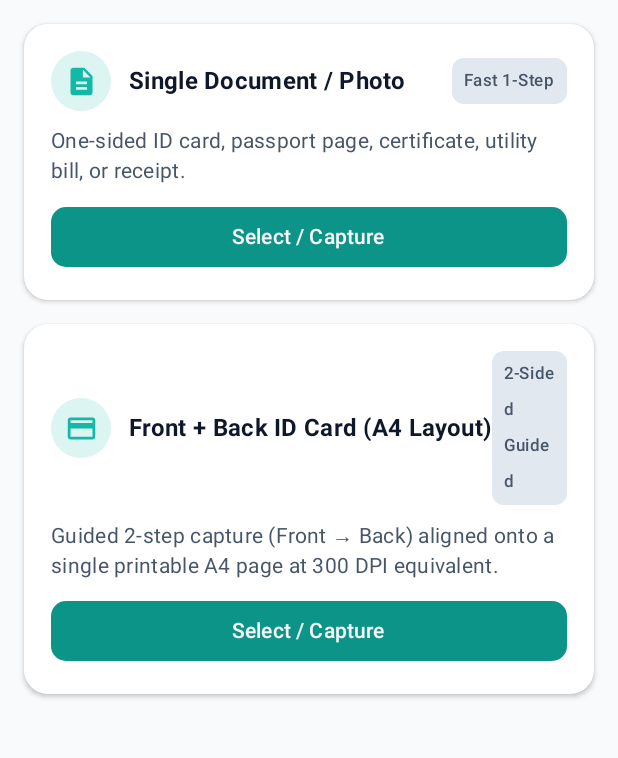
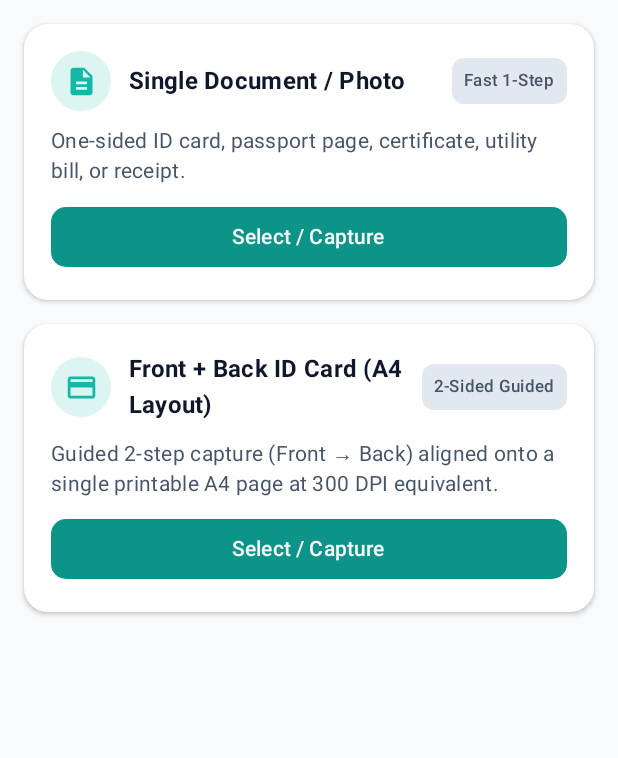
Before and after one commit to chsaad-dev/SafeID, an Android app built with Jetpack Compose: the ExportShareScreen screen opened through its navigation route, after a tap on "Done / New Document", on a phone screen of 412 x 824 dp, the part 204-962 px from its top. Run offline under Robolectric (Android 15) with nearby library versions, the phone set to English and light mode, and no system bars; our stand-ins replace AdMob; 1 statement that could not run was skipped; 2 other taps on this screen came first.

Commit message:
fix(device): improve stream decoding resilience, layout scaling, and badge alignment

```diff
--- a/app/src/main/java/com/saaddev/safeid/ui/screens/ExportShareScreen.kt
+++ b/app/src/main/java/com/saaddev/safeid/ui/screens/ExportShareScreen.kt
@@ -70,6 +70,7 @@ import androidx.compose.ui.graphics.asImageBitmap
 import androidx.compose.ui.layout.ContentScale
 import androidx.compose.ui.platform.LocalContext
 import androidx.compose.ui.text.font.FontWeight
+import androidx.compose.ui.text.style.TextOverflow
 import androidx.compose.ui.unit.dp
 import androidx.compose.ui.unit.sp
 import com.saaddev.safeid.ads.InterstitialAdManager
@@ -247,7 +248,10 @@ fun ExportShareScreen(
                         horizontalArrangement = Arrangement.SpaceBetween,
                         verticalAlignment = Alignment.CenterVertically
                     ) {
-                        Row(verticalAlignment = Alignment.CenterVertically) {
+                        Row(
+                            modifier = Modifier.weight(1f),
+                            verticalAlignment = Alignment.CenterVertically
+                        ) {
                             Box(
                                 modifier = Modifier
                                     .size(38.dp)
@@ -263,20 +267,25 @@ fun ExportShareScreen(
                                 )
                             }
                             Spacer(modifier = Modifier.width(10.dp))
-                            Column {
+                            Column(modifier = Modifier.weight(1f)) {
                                 Text(
                                     text = "Ready to Share Safely",
                                     style = MaterialTheme.typography.titleMedium,
                                     fontWeight = FontWeight.Bold,
-                                    color = MaterialTheme.colorScheme.onSurface
+                                    color = MaterialTheme.colorScheme.onSurface,
+                                    maxLines = 1,
+                                    overflow = TextOverflow.Ellipsis
                                 )
                                 Text(
                                     text = exportConfig.exportedFileName ?: "safeid_export",
                                     style = MaterialTheme.typography.bodySmall,
-                                    color = MaterialTheme.colorScheme.onSurfaceVariant
+                                    color = MaterialTheme.colorScheme.onSurfaceVariant,
+                                    maxLines = 1,
+                                    overflow = TextOverflow.Ellipsis
                                 )
                             }
                         }
+                        Spacer(modifier = Modifier.width(8.dp))
 
                         // Exact Output File Size Badge
                         val sizeKb = (exportConfig.exportedFileSizeBytes / 1024f).roundToInt()
--- a/app/src/main/java/com/saaddev/safeid/ui/screens/HomeScreen.kt
+++ b/app/src/main/java/com/saaddev/safeid/ui/screens/HomeScreen.kt
@@ -22,8 +22,10 @@ import androidx.compose.foundation.layout.height
 import androidx.compose.foundation.layout.padding
 import androidx.compose.foundation.layout.size
 import androidx.compose.foundation.layout.width
+import androidx.compose.foundation.rememberScrollState
 import androidx.compose.foundation.shape.CircleShape
 import androidx.compose.foundation.shape.RoundedCornerShape
+import androidx.compose.foundation.verticalScroll
 import androidx.compose.material.icons.Icons
 import androidx.compose.material.icons.filled.CameraAlt
 import androidx.compose.material.icons.filled.CheckCircle
@@ -247,6 +249,7 @@ fun HomeScreen(
             modifier = Modifier
                 .fillMaxSize()
                 .padding(innerPadding)
+                .verticalScroll(rememberScrollState())
                 .padding(horizontal = 16.dp, vertical = 12.dp),
             verticalArrangement = Arrangement.spacedBy(16.dp)
         ) {
@@ -372,7 +375,10 @@ private fun ActionCard(
                 horizontalArrangement = Arrangement.SpaceBetween,
                 verticalAlignment = Alignment.CenterVertically
             ) {
-                Row(verticalAlignment = Alignment.CenterVertically) {
+                Row(
+                    modifier = Modifier.weight(1f),
+                    verticalAlignment = Alignment.CenterVertically
+                ) {
                     Box(
                         modifier = Modifier
                             .size(40.dp)
@@ -396,6 +402,8 @@ private fun ActionCard(
                     )
                 }
 
+                Spacer(modifier = Modifier.width(8.dp))
+
                 Surface(
                     shape = RoundedCornerShape(8.dp),
                     color = MaterialTheme.colorScheme.surfaceVariant
@@ -404,6 +412,7 @@ private fun ActionCard(
                         text = badgeText,
                         fontSize = 11.sp,
                         fontWeight = FontWeight.Medium,
+                        maxLines = 1,
                         modifier = Modifier.padding(horizontal = 8.dp, vertical = 3.dp),
                         color = MaterialTheme.colorScheme.onSurfaceVariant
                     )
```
Also changed, not shown: app/src/main/java/com/saaddev/safeid/MainActivity.kt (+26 -1 lines), app/src/main/java/com/saaddev/safeid/engine/ExifPrivacyEngine.kt (+106 -71 lines), app/src/main/java/com/saaddev/safeid/ui/screens/CropAuditScreen.kt (+6 -5 lines), app/src/main/java/com/saaddev/safeid/ui/screens/WatermarkStudioScreen.kt (+4 -7 lines).
